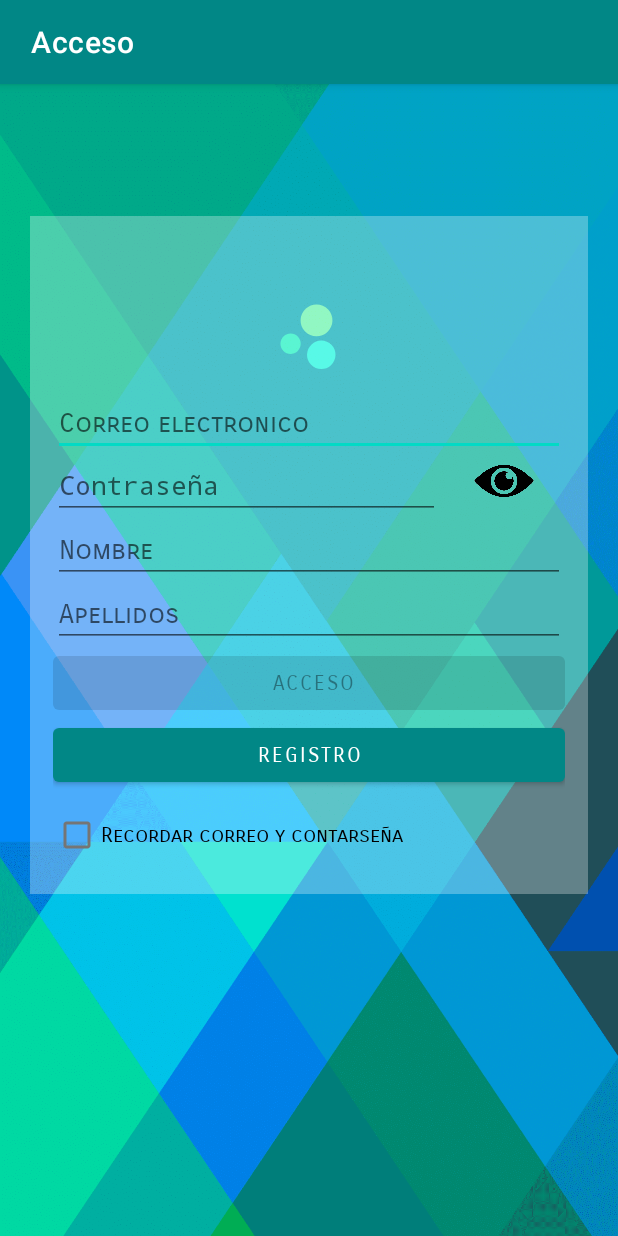
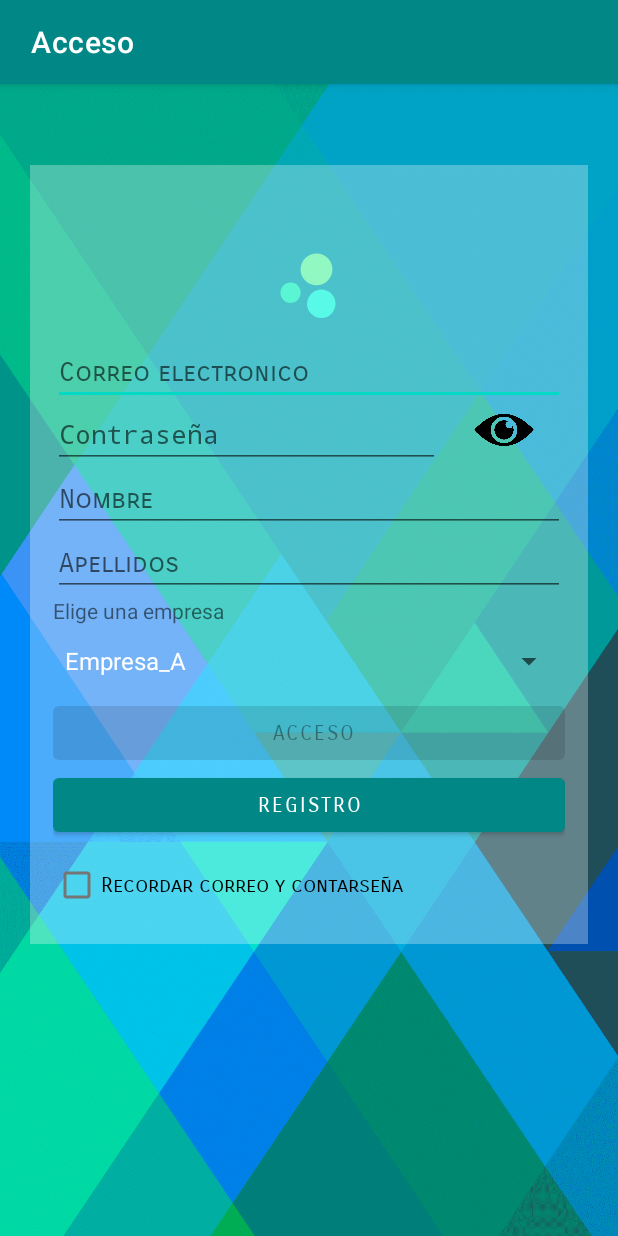
Before and after one commit to celiatj/RegistroHoras, an Android app: the screen it shows after launch (FirebaseActivity), after a tap on "REGISTRO", on a phone screen of 412 x 824 dp. Run offline under Robolectric (Android 15) with nearby library versions, the phone set to English and light mode, and no system bars; our stand-ins replace Firebase (no records; nobody signed in at launch, a user with empty details on screens opened directly); Roboto replaces fonts that are not available here; 2 other taps on this screen came first.

Commit message:
add en registro usuarios spinner de empresas

```diff
--- a/app/src/main/java/com/example/calculadorhoras/Admin2.java
+++ b/app/src/main/java/com/example/calculadorhoras/Admin2.java
@@ -53,6 +53,9 @@ public class Admin2 extends AppCompatActivity {
         protected void onCreate(Bundle savedInstanceState) {
             super.onCreate(savedInstanceState);
             setContentView(R.layout.activity_admin2);
+            // Obtener el correo electrónico del usuario desde los extras del intent
+            String nombre = getIntent().getStringExtra("nombre");
+            String correo = getIntent().getStringExtra("correo");
 
             drawerLayout = findViewById(R.id.drawer_layout);
             drawerToggle = new ActionBarDrawerToggle(this, drawerLayout, R.string.drawer_open, R.string.drawer_close);
@@ -67,10 +70,12 @@ public class Admin2 extends AppCompatActivity {
                     switch (menuItem.getItemId()) {
                         case R.id.nav_current_page:
                             Intent intentCurrentPage = new Intent(getApplicationContext(), Admin2.class);
+                            intentCurrentPage.putExtra("correo", correo);
                             startActivity(intentCurrentPage);
                             break;
                         case R.id.nav_daily_reports:
                             Intent intentDailyReports = new Intent(getApplicationContext(), Admin3.class);
+                            intentDailyReports.putExtra("correo", correo);
                             startActivity(intentDailyReports);
                             break;
                         case R.id.nav_weekly_reports:
@@ -78,6 +83,7 @@ public class Admin2 extends AppCompatActivity {
                             break;
                         case R.id.nav_changeUbi:
                             Intent intentUbi = new Intent(getApplicationContext(), Ubication.class);
+                            intentUbi.putExtra("correo", correo);
                             startActivity(intentUbi);
                             break;
                     }
@@ -94,9 +100,7 @@ public class Admin2 extends AppCompatActivity {
             // Obtener la referencia al RecyclerView
             mRecyclerView = findViewById(R.id.rvRegistros);
 
-            // Obtener el correo electrónico del usuario desde los extras del intent
-            String nombre = getIntent().getStringExtra("nombre");
-            String correo = getIntent().getStringExtra("correo");
+
             tvnombre = findViewById(R.id.tvNombreUsuario);
             tvnombre.setText(correo);
 
--- a/app/src/main/java/com/example/calculadorhoras/FirebaseActivity.java
+++ b/app/src/main/java/com/example/calculadorhoras/FirebaseActivity.java
@@ -6,6 +6,7 @@ import android.content.Context;
 import android.content.Intent;
 import android.content.SharedPreferences;
 import android.content.pm.PackageManager;
+import android.content.res.Resources;
 import android.location.Location;
 import android.location.LocationManager;
 import android.net.ConnectivityManager;
@@ -15,11 +16,14 @@ import android.provider.Settings;
 import android.text.InputType;
 import android.text.TextUtils;
 import android.view.View;
+import android.widget.ArrayAdapter;
 import android.widget.Button;
 import android.widget.CheckBox;
 import android.widget.CompoundButton;
 import android.widget.EditText;
 import android.widget.ImageView;
+import android.widget.Spinner;
+import android.widget.TextView;
 import android.widget.Toast;
 
 import androidx.annotation.NonNull;
@@ -58,13 +62,13 @@ public class FirebaseActivity extends AppCompatActivity {
             }
             return false;
         }
-
-
-
     }
     String esAdmin;
+    private TextView tvEmpresa;
     private EditText correo,contraseya,nombre,apellido;
-
+    private Spinner spEmpresas;
+    private String[] emp;
+    private ArrayAdapter<String> adaptadorEmp;
     private Button registro,login;
     private ImageView imgOjo;
     private FirebaseAuth mAuth;
@@ -136,9 +140,6 @@ public class FirebaseActivity extends AppCompatActivity {
             }
         });
     }
-
-
-
     @Override
     protected void onCreate(Bundle savedInstanceState) {
         super.onCreate(savedInstanceState);
@@ -157,8 +158,10 @@ public class FirebaseActivity extends AppCompatActivity {
 
         nombre = findViewById(R.id.edtnombre);
         apellido = findViewById(R.id.edtap);
+        tvEmpresa= findViewById(R.id.tvEmpresa);
         nombre.setVisibility(View.GONE);
         apellido.setVisibility(View.GONE);
+        tvEmpresa.setVisibility(View.GONE);
 
         registro = findViewById(R.id.btnregistro);
         login = findViewById(R.id.btnlogin);
@@ -166,6 +169,13 @@ public class FirebaseActivity extends AppCompatActivity {
         SharedPreferences.Editor editorPreferencias = preferencias.edit();
         imgOjo = findViewById(R.id.imgOjo);
 
+        // Rellenamos el Spinner
+        spEmpresas =  findViewById(R.id.spnEmpresas);
+        Resources res = getResources();
+        emp = res.getStringArray(R.array.array_empresas);
+        adaptadorEmp = new ArrayAdapter<String>(getApplicationContext(), android.R.layout.simple_spinner_dropdown_item, emp);
+        spEmpresas.setAdapter(adaptadorEmp);
+        spEmpresas.setVisibility(View.GONE);
 
         imgOjo.setOnClickListener(new View.OnClickListener() {
             @Override
@@ -279,11 +289,14 @@ public class FirebaseActivity extends AppCompatActivity {
                     contador++;
 
                     if (contador == 1) {
+                        spEmpresas.setVisibility(View.VISIBLE);
                         nombre.setVisibility(View.VISIBLE);
                         apellido.setVisibility(View.VISIBLE);
+                        tvEmpresa.setVisibility(View.VISIBLE);
                         login.setEnabled(false);
                         // Avisa al usuario que tiene que pulsar de nuevo
                         Toast.makeText(getApplicationContext(), "Pulse de nuevo para completar el registro", Toast.LENGTH_SHORT).show();
+
                     } else if (contador >= 2) {
                         String nom = nombre.getText().toString();
                         String ap = apellido.getText().toString();
@@ -322,6 +335,7 @@ public class FirebaseActivity extends AppCompatActivity {
                                     public void onComplete(@NonNull Task<AuthResult> task) {
                                         if (task.isSuccessful()) {
                                             Toast.makeText(getApplicationContext(), getText(R.string.toast_registro_exito).toString(), Toast.LENGTH_LONG).show();
+                                            int posicionInci = spEmpresas.getSelectedItemPosition();
 
                                             // Creamos ese usuario en la base de datos en tiempo real de Firebase
                                             // No se permite el caracter punto en las rutas de Firebase así que lo filtramos
@@ -333,7 +347,7 @@ public class FirebaseActivity extends AppCompatActivity {
                                             datos.put("apellidos", ap);
                                             datos.put("correo", corr);
                                             datos.put("Admin", "no");
-
+                                            datos.put("IdEmpresa", emp[posicionInci]);
                                             refUsuario.setValue(datos);
 
                                             // Reinicia el contador para permitir la próxima secuencia de pulsaciones
--- a/app/src/main/java/com/example/calculadorhoras/MainActivity3.java
+++ b/app/src/main/java/com/example/calculadorhoras/MainActivity3.java
@@ -295,7 +295,6 @@ public class MainActivity3 extends Fragment {
                 db = FirebaseDatabase.getInstance();
 
 
-
                 //SharedPreferences preferencias = getSharedPreferences("PreferenciasCompartidas", MODE_PRIVATE);
                 String corr = preferenciasCompartidas.getString("email", "");
                 //String ubi= preferenciasCompartidas.getString("latitude", "")+" "+preferenciasCompartidas.getString("longitude", "");
--- a/app/src/main/java/com/example/calculadorhoras/Ubication.java
+++ b/app/src/main/java/com/example/calculadorhoras/Ubication.java
@@ -91,10 +91,12 @@ public class Ubication extends AppCompatActivity implements OnMapReadyCallback,
         ubicacion = findViewById(R.id.btnUbi);
         SharedPreferences preferencias = getSharedPreferences("PreferenciasCompartidas", MODE_PRIVATE);
         String corr = preferencias.getString("email", "");
+        String correo = getIntent().getStringExtra("correo");
         // Obtener la referencia  a los datos del usuario en Firebase
         FirebaseDatabase database = FirebaseDatabase.getInstance();
-        usuarioRef = database.getReference("usuarios").child(corr);
 
+        usuarioRef = database.getReference("usuarios").child(correo.replace(".", "")).child("ubicacionOficina");
+       // Toast.makeText(getApplicationContext(), correo, Toast.LENGTH_SHORT).show();
         // mapView = findViewById(R.id.mapView);
         // mapView.onCreate(savedInstanceState);
 
@@ -130,6 +132,7 @@ public class Ubication extends AppCompatActivity implements OnMapReadyCallback,
                             latitude = location.getLatitude();
                             longitude = location.getLongitude();
 
+                           usuarioRef.setValue(latitude+":"+longitude);
                             // Guardar las coordenadas en las preferencias
                             editorPreferencias.putFloat("uLatitud", (float) latitude);
                             editorPreferencias.putFloat("uLongitude", (float) longitude);
--- a/app/src/main/res/layout/activity_firebase.xml
+++ b/app/src/main/res/layout/activity_firebase.xml
@@ -83,6 +83,18 @@
             android:hint="@string/ap"
             android:inputType="textPersonName" />
 
+        <TextView
+            android:id="@+id/tvEmpresa"
+            android:layout_width="match_parent"
+            android:layout_height="wrap_content"
+            android:text="@string/EligeEmpresa" />
+
+        <Spinner
+            android:id="@+id/spnEmpresas"
+            android:layout_width="match_parent"
+            android:layout_height="wrap_content"
+            android:tag="@string/empresas" />
+
         <Button
             android:id="@+id/btnlogin"
             android:layout_width="match_parent"
--- a/app/src/main/res/values/strings.xml
+++ b/app/src/main/res/values/strings.xml
@@ -15,6 +15,12 @@
         <item>Asuntos propios</item>
         <item>Medico</item>
         <item>Accidente Laboral</item>
+    </string-array>
+
+    <string-array name="array_empresas">
+        <item>Empresa_A</item>
+        <item>Empresa_B</item>
+        <item>Empresa_C</item>
     </string-array>
 
     <string name="txt_salir_app_mensaje" translatable="true">¡Adios!</string>
@@ -69,6 +75,8 @@
     <string name="InfoBtnUbi">"Pulsa el Boton para guardar la ubicacion del trabajo "</string>
     <string name="drawer_open">Abrir-11</string>
     <string name="drawer_close">Cerar-11</string>
+    <string name="EligeEmpresa">Elige una empresa</string>
+    <string name="empresas">Empresas</string>
 
 
     <!-- <string name="anadir_fav"> Añadir a favoritos</string>-->
```
Also changed, not shown: 2 other files.
